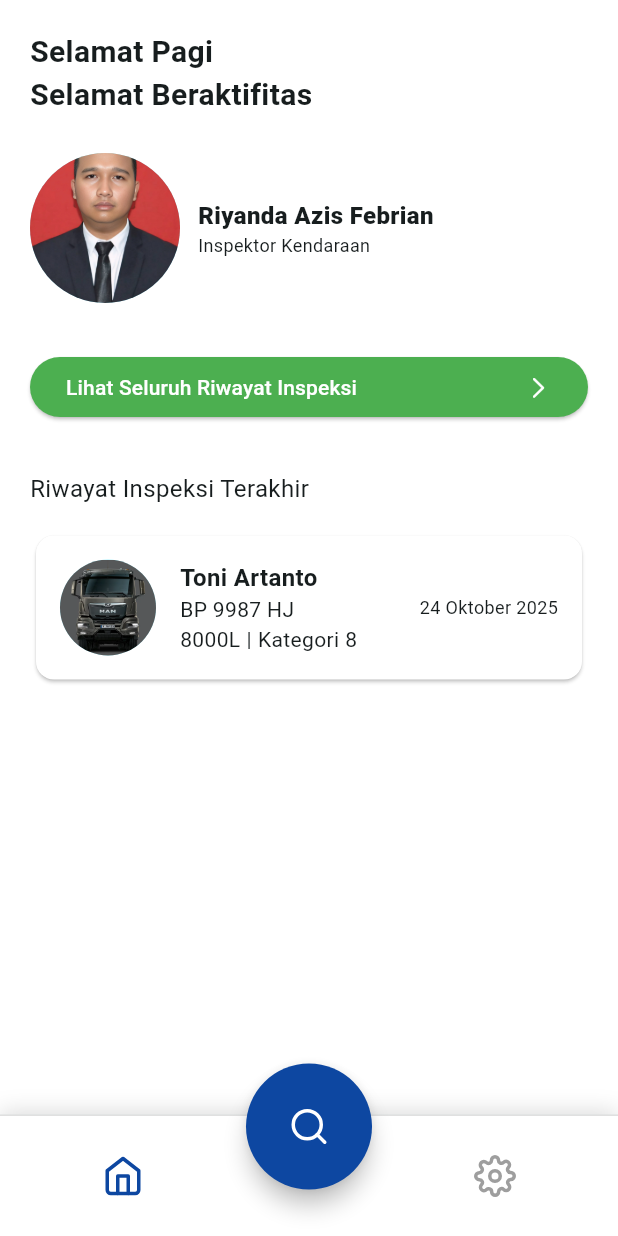
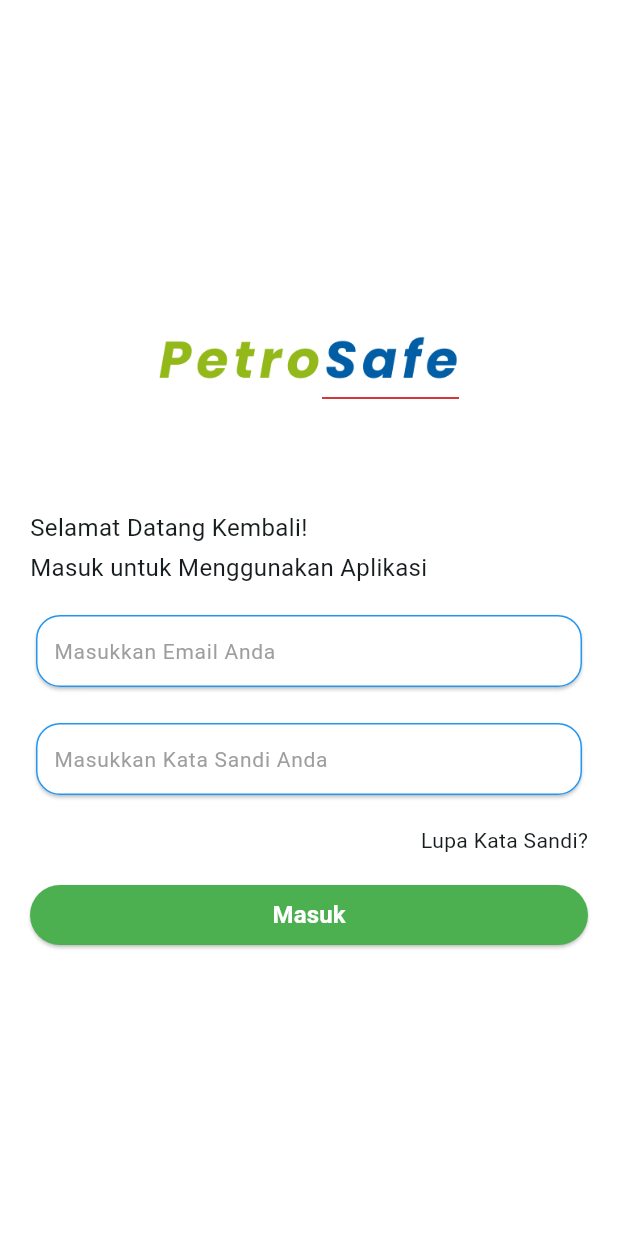
Before and after one commit to Chevyosa/petrosafe_app, a Flutter app: the screen it shows after launch, on a phone screen of 412 x 824 dp. Run offline on Flutter 3.47's test engine with Material 3 defaults, Android fonts, the phone set to English and light mode, and no system bars; our stand-ins replace flutter_feather_icons.

Commit message:
Created Login Page and Basic Logout Logic

```diff
--- a/lib/main.dart
+++ b/lib/main.dart
@@ -1,5 +1,5 @@
 import 'package:flutter/material.dart';
-import 'package:petrosafe_app/pages/page_main.dart';
+import 'package:petrosafe_app/pages/page_login.dart';
 
 void main() {
   runApp(const MyApp());
@@ -15,7 +15,7 @@ class MyApp extends StatelessWidget {
       theme: ThemeData(
         colorScheme: ColorScheme.fromSeed(seedColor: Colors.white),
       ),
-      home: const MainPage(),
+      home: const LoginPage(),
     );
   }
 }
--- /dev/null
+++ b/lib/pages/page_login.dart
@@ -0,0 +1,93 @@
+import 'package:flutter/material.dart';
+import 'package:petrosafe_app/pages/page_main.dart';
+import 'package:petrosafe_app/widgets/forms/form_inspection.dart';
+
+class LoginPage extends StatelessWidget {
+  const LoginPage({super.key});
+
+  @override
+  Widget build(BuildContext context) {
+    return Scaffold(
+      backgroundColor: Colors.white,
+      body: SafeArea(
+        child: SizedBox(
+          width: double.infinity,
+          child: Padding(
+            padding: EdgeInsets.all(20),
+            child: Column(
+              mainAxisAlignment: MainAxisAlignment.center,
+              children: <Widget>[
+                Image.asset(
+                  "lib/assets/images/logo_petrosafe.png",
+                  height: 100,
+                  width: 200,
+                ),
+
+                SizedBox(height: 50),
+
+                SizedBox(
+                  width: double.infinity,
+                  child: Column(
+                    crossAxisAlignment: CrossAxisAlignment.start,
+                    mainAxisAlignment: MainAxisAlignment.start,
+                    children: <Widget>[
+                      Text(
+                        "Selamat Datang Kembali!",
+                        style: TextStyle(fontSize: 16),
+                      ),
+
+                      SizedBox(height: 4),
+
+                      Text(
+                        "Masuk untuk Menggunakan Aplikasi",
+                        style: TextStyle(fontSize: 16),
+                      ),
+                    ],
+                  ),
+                ),
+
+                SizedBox(height: 16),
+
+                PetroForm(hintText: "Masukkan Email Anda"),
+
+                SizedBox(height: 16),
+
+                PetroForm(hintText: "Masukkan Kata Sandi Anda"),
+
+                SizedBox(height: 16),
+
+                Row(
+                  mainAxisAlignment: MainAxisAlignment.end,
+                  children: <Widget>[Text("Lupa Kata Sandi?")],
+                ),
+
+                SizedBox(height: 16),
+
+                SizedBox(
+                  width: double.infinity,
+                  child: ElevatedButton(
+                    style: ElevatedButton.styleFrom(
+                      backgroundColor: Colors.green,
+                    ),
+                    onPressed: () => Navigator.push(
+                      context,
+                      MaterialPageRoute(builder: (context) => MainPage()),
+                    ),
+                    child: Text(
+                      "Masuk",
+                      style: TextStyle(
+                        fontWeight: FontWeight.bold,
+                        fontSize: 16,
+                        color: Colors.white,
+                      ),
+                    ),
+                  ),
+                ),
+              ],
+            ),
+          ),
+        ),
+      ),
+    );
+  }
+}
--- a/lib/widgets/forms/form_inspection.dart
+++ b/lib/widgets/forms/form_inspection.dart
@@ -1,9 +1,9 @@
 import 'package:flutter/material.dart';
 
-class InspectionForm extends StatelessWidget {
+class PetroForm extends StatelessWidget {
   final String hintText;
 
-  const InspectionForm({super.key, required this.hintText});
+  const PetroForm({super.key, required this.hintText});
 
   @override
   Widget build(BuildContext context) {
--- a/lib/widgets/inspection/content_inspection.dart
+++ b/lib/widgets/inspection/content_inspection.dart
@@ -26,15 +26,15 @@ class InspectionContent extends StatelessWidget {
 
               SizedBox(height: 16),
 
-              InspectionForm(hintText: "Masukkan Nomor Polisi Kendaraan"),
+              PetroForm(hintText: "Masukkan Nomor Polisi Kendaraan"),
 
               SizedBox(height: 16),
 
-              InspectionForm(hintText: "Masukkan Kapasitas Tangki Kendaraan"),
+              PetroForm(hintText: "Masukkan Kapasitas Tangki Kendaraan"),
 
               SizedBox(height: 16),
 
-              InspectionForm(hintText: "Masukkan Kategori Kendaraan (Usia)"),
+              PetroForm(hintText: "Masukkan Kategori Kendaraan (Usia)"),
 
               SizedBox(height: 16),
 
--- a/lib/widgets/settings/content_settings.dart
+++ b/lib/widgets/settings/content_settings.dart
@@ -53,7 +53,7 @@ class SettingsContent extends StatelessWidget {
                 style: ElevatedButton.styleFrom(
                   backgroundColor: Colors.red[700],
                 ),
-                onPressed: () => {},
+                onPressed: () => Navigator.pop(context),
                 child: Row(
                   children: <Widget>[
                     Row(
```
Also changed, not shown: lib/assets/images/logo_petrosafe.png (added).
